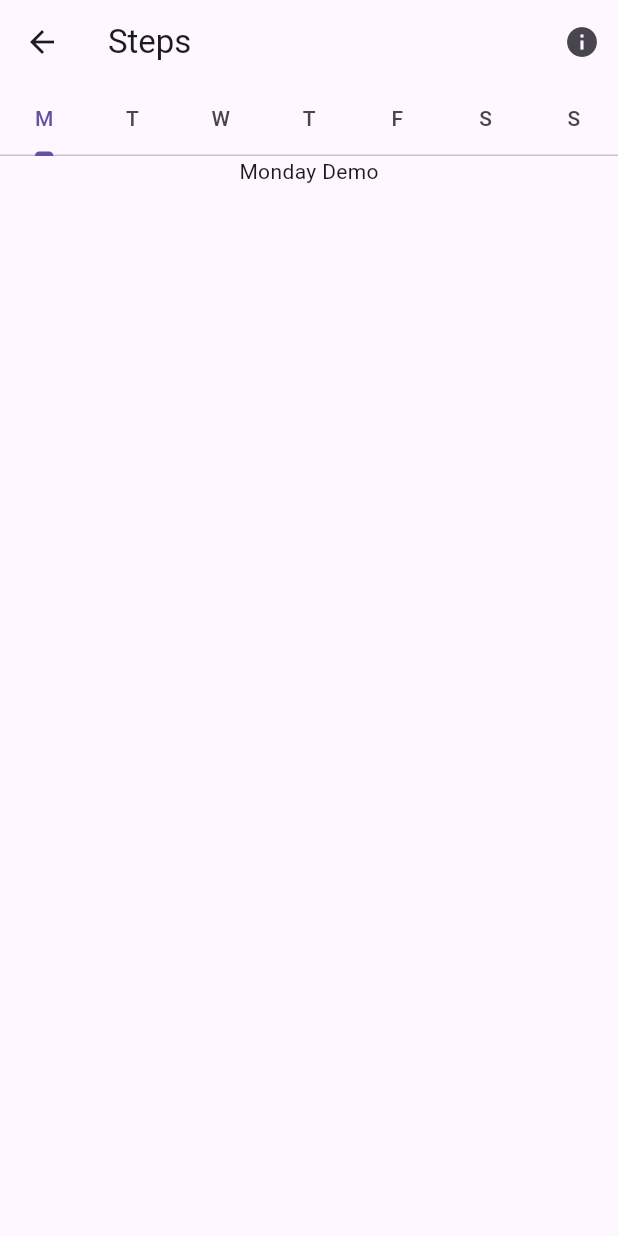
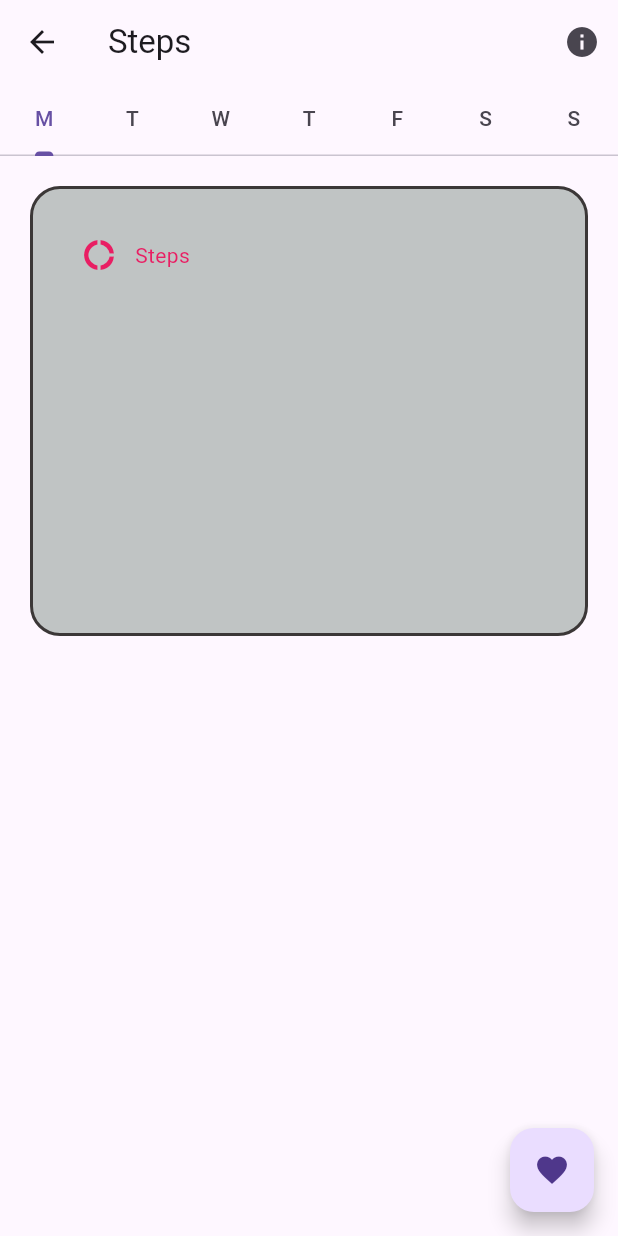
Before and after one commit to Amoako419/Flutter_Semester_Project, a Flutter app: the screen it shows after launch, after a tap on "View Steps Course", on a phone screen of 412 x 824 dp. Run offline on Flutter 3.47's test engine with Material 3 defaults, Android fonts, the light colour scheme and no system bars.

Commit message:
initial commit

```diff
--- a/health_monitor/lib/pages/steps.dart
+++ b/health_monitor/lib/pages/steps.dart
@@ -66,15 +66,22 @@ IconButton(
           _friday(),
           _saturday(),
           _sunday()
-      ],)
-      )));
+      ],),
+         floatingActionButton: const FloatingActionButton(
+        tooltip: 'favorite', // used by assistive technologies
+        onPressed: null,
+        child: Icon(Icons.favorite),
+      ),
+      )
+      )
+      );
   }
 
   ////--- Start Monday --//////
   Widget _monday() {
-   return const Column(
+   return  Column(
     children: [
-      Text("Monday Demo")
+      _daily(),
     ],
    );
   }
@@ -149,4 +156,30 @@ IconButton(
    );
   }
   ////--- End Monday --//////
+  ///
+  ///
+  ///
+  ///
+  ///DailyWidget
+  Widget _daily(){
+    return Container(
+      width: double.infinity,
+      height: 300.0,
+      margin: EdgeInsets.all(20),
+      padding: EdgeInsets.all(20),
+      decoration: BoxDecoration(border: Border.all(color: const Color.fromARGB(255, 59, 55, 55),width: 2.0),
+      borderRadius: BorderRadiusDirectional.circular(20),
+      color: Color.fromARGB(255, 192, 196, 196)
+
+      ),
+    child: Column(
+      children: [
+        Row(
+          children:[IconButton(onPressed: (){}, icon: Icon(Icons.donut_large),color: Colors.pink,),
+        Text("Steps",style: TextStyle(color: Colors.pink),),])
+      ],
+    ),
+
+    );
+  }
 }
```
Also changed, not shown: health_monitor/lib/pages/cycle.dart (+11 -1 lines), health_monitor/lib/pages/sleep.dart (+9 -1 lines), health_monitor/lib/pages/water.dart (+10 -0 lines).
